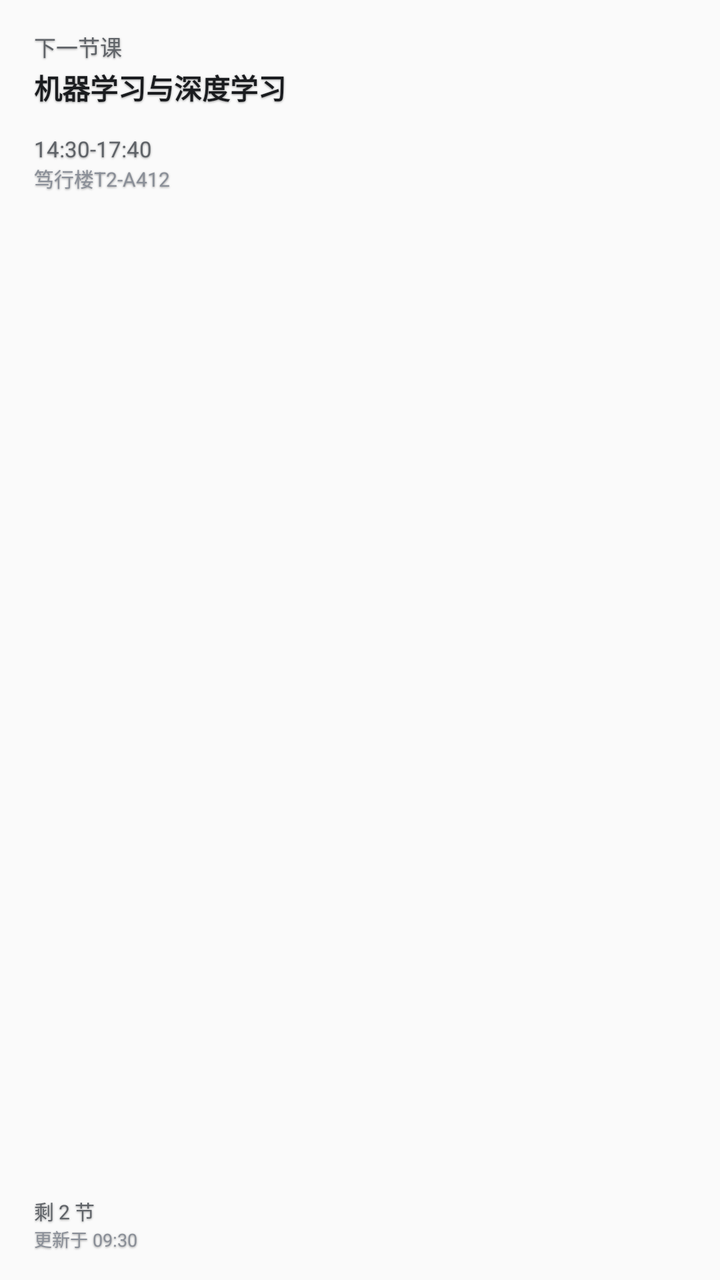
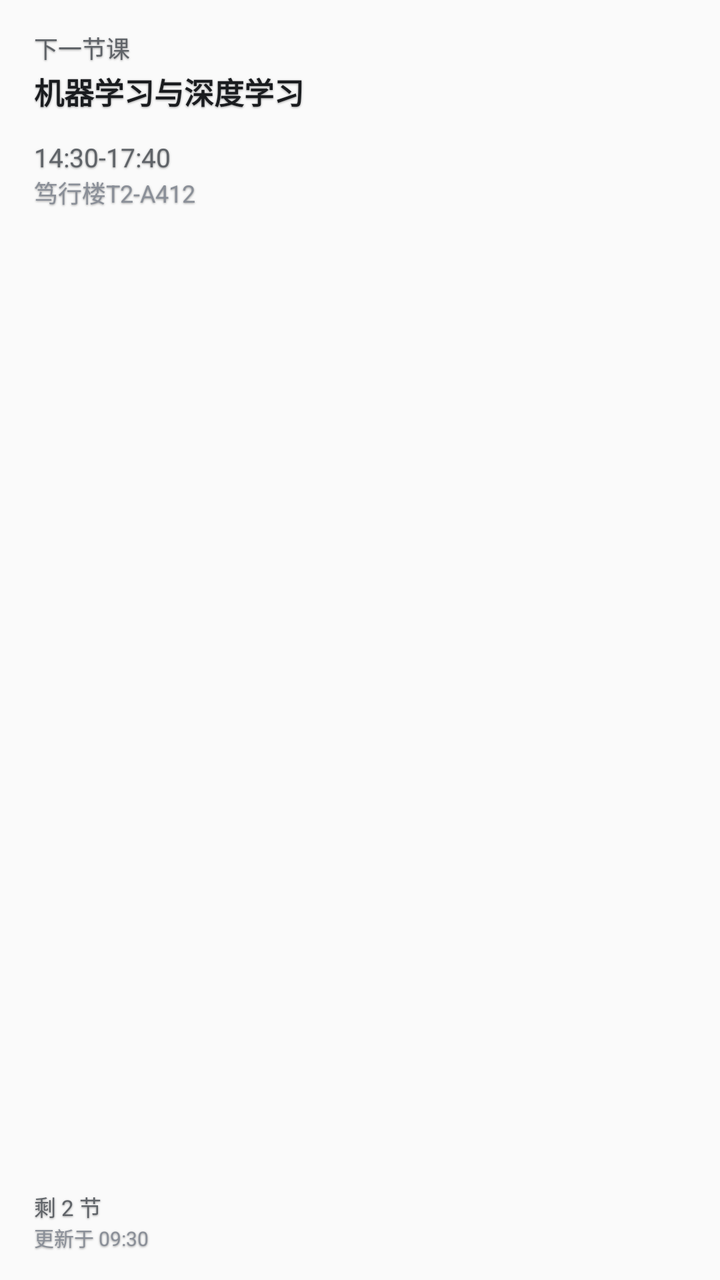

An Android layout rendered at two revisions. The XML below is the earlier revision; the diff shows what the commit changed to produce the second picture.
<!-- AndroidManifest.xml: application theme AppTheme -->
<!-- res/layout/widget_next_preview.xml -->
<?xml version="1.0" encoding="utf-8"?>
<LinearLayout xmlns:android="http://schemas.android.com/apk/res/android"
    android:layout_width="match_parent"
    android:layout_height="match_parent"
    android:orientation="vertical"
    android:padding="10dp">

    <LinearLayout
        android:layout_width="match_parent"
        android:layout_height="wrap_content"
        android:orientation="vertical"
        android:paddingStart="7dp"
        android:paddingTop="5dp"
        android:paddingEnd="7dp"
        android:paddingBottom="5dp">

        <TextView
            android:shadowColor="#66000000"
            android:shadowDx="0"
            android:shadowDy="1"
            android:shadowRadius="2"
            android:layout_width="match_parent"
            android:layout_height="wrap_content"
            android:maxLines="1"
            android:text="下一节课"
            android:textColor="#5F6368"
            android:textSize="11sp" />

        <TextView
            android:shadowColor="#66000000"
            android:shadowDx="0"
            android:shadowDy="1"
            android:shadowRadius="2"
            android:layout_width="match_parent"
            android:layout_height="wrap_content"
            android:layout_marginTop="2dp"
            android:ellipsize="end"
            android:maxLines="2"
            android:text="机器学习与深度学习"
            android:textColor="#1A1C1F"
            android:textSize="14sp"
            android:textStyle="bold" />
    </LinearLayout>

    <LinearLayout
        android:layout_width="match_parent"
        android:layout_height="wrap_content"
        android:layout_marginTop="4dp"
        android:orientation="vertical"
        android:paddingStart="7dp"
        android:paddingTop="4dp"
        android:paddingEnd="7dp"
        android:paddingBottom="4dp">

        <TextView
            android:shadowColor="#66000000"
            android:shadowDx="0"
            android:shadowDy="1"
            android:shadowRadius="2"
            android:layout_width="match_parent"
            android:layout_height="wrap_content"
            android:maxLines="1"
            android:text="14:30-17:40"
            android:textColor="#5F6368"
            android:textSize="11sp" />

        <TextView
            android:shadowColor="#66000000"
            android:shadowDx="0"
            android:shadowDy="1"
            android:shadowRadius="2"
            android:layout_width="match_parent"
            android:layout_height="wrap_content"
            android:ellipsize="end"
            android:maxLines="1"
            android:text="笃行楼T2-A412"
            android:textColor="#8A8F98"
            android:textSize="10sp" />
    </LinearLayout>

    <TextView
            android:shadowColor="#66000000"
            android:shadowDx="0"
            android:shadowDy="1"
            android:shadowRadius="2"
        android:layout_width="match_parent"
        android:layout_height="0dp"
        android:layout_weight="1" />

    <LinearLayout
        android:layout_width="match_parent"
        android:layout_height="wrap_content"
        android:orientation="vertical"
        android:paddingStart="7dp"
        android:paddingTop="4dp"
        android:paddingEnd="7dp"
        android:paddingBottom="4dp">

        <TextView
            android:shadowColor="#66000000"
            android:shadowDx="0"
            android:shadowDy="1"
            android:shadowRadius="2"
            android:layout_width="match_parent"
            android:layout_height="wrap_content"
            android:maxLines="1"
            android:text="剩 2 节"
            android:textColor="#5F6368"
            android:textSize="10sp" />

        <TextView
            android:shadowColor="#66000000"
            android:shadowDx="0"
            android:shadowDy="1"
            android:shadowRadius="2"
            android:layout_width="match_parent"
            android:layout_height="wrap_content"
            android:maxLines="1"
            android:text="更新于 09:30"
            android:textColor="#8A8F98"
            android:textSize="9sp" />
    </LinearLayout>
</LinearLayout>
<!-- resources referenced by this layout -->
<resources>
  <style name="AppTheme" parent="Theme.AppCompat.Light.DarkActionBar">
          
          <item name="colorPrimary">@color/colorPrimary</item>
          <item name="colorPrimaryDark">@color/colorPrimaryDark</item>
          <item name="colorAccent">@color/colorAccent</item>
      </style>
</resources>

<!-- the commit's change to res/layout/widget_next_preview.xml (unified diff, before → after) -->
@@ -24,7 +24,7 @@
             android:maxLines="1"
             android:text="下一节课"
             android:textColor="#5F6368"
-            android:textSize="11sp" />
+            android:textSize="12sp" />
 
         <TextView
             android:shadowColor="#66000000"
@@ -38,7 +38,7 @@
             android:maxLines="2"
             android:text="机器学习与深度学习"
             android:textColor="#1A1C1F"
-            android:textSize="14sp"
+            android:textSize="15sp"
             android:textStyle="bold" />
     </LinearLayout>
 
@@ -62,7 +62,7 @@
             android:maxLines="1"
             android:text="14:30-17:40"
             android:textColor="#5F6368"
-            android:textSize="11sp" />
+            android:textSize="13sp" />
 
         <TextView
             android:shadowColor="#66000000"
@@ -75,7 +75,7 @@
             android:maxLines="1"
             android:text="笃行楼T2-A412"
             android:textColor="#8A8F98"
-            android:textSize="10sp" />
+            android:textSize="12sp" />
     </LinearLayout>
 
     <TextView
@@ -106,7 +106,7 @@
             android:maxLines="1"
             android:text="剩 2 节"
             android:textColor="#5F6368"
-            android:textSize="10sp" />
+            android:textSize="11sp" />
 
         <TextView
             android:shadowColor="#66000000"
@@ -118,6 +118,6 @@
             android:maxLines="1"
             android:text="更新于 09:30"
             android:textColor="#8A8F98"
-            android:textSize="9sp" />
+            android:textSize="10sp" />
     </LinearLayout>
 </LinearLayout>
